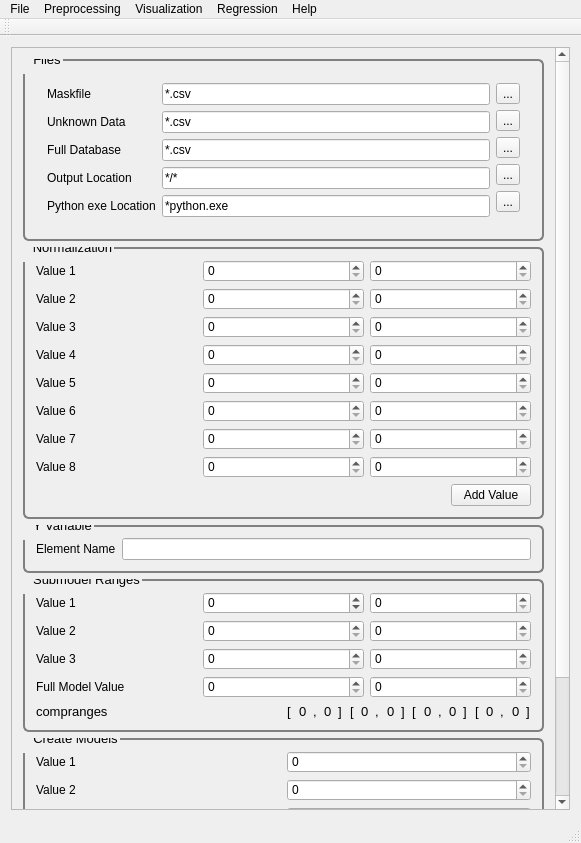
Qt form src/PYSAT_Gui_UI_Forms/02_mainwindow_full.ui (tisaconundrum2/PySAT-GUI) before a commit.
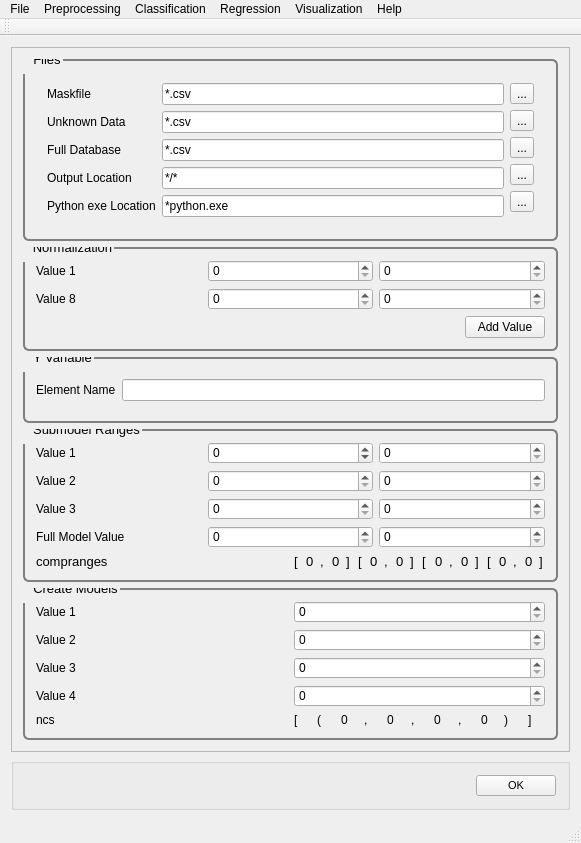
The same form after that commit.

What changed in the file:
```diff
--- a/src/PYSAT_Gui_UI_Forms/02_mainwindow_full.ui
+++ b/src/PYSAT_Gui_UI_Forms/02_mainwindow_full.ui
@@ -25,8 +25,8 @@
         <rect>
          <x>0</x>
          <y>0</y>
-         <width>544</width>
-         <height>923</height>
+         <width>561</width>
+         <height>721</height>
         </rect>
        </property>
        <property name="font">
@@ -248,180 +248,6 @@
                </item>
               </layout>
              </item>
-             <item>
-              <layout class="QVBoxLayout" name="verticalLayout_16">
-               <item>
-                <layout class="QHBoxLayout" name="horizontalLayout_18">
-                 <item>
-                  <widget class="QLabel" name="norm_label_2">
-                   <property name="text">
-                    <string>Value 2</string>
-                   </property>
-                  </widget>
-                 </item>
-                 <item>
-                  <widget class="QSpinBox" name="norm_spinBox_10">
-                   <property name="maximum">
-                    <number>1000</number>
-                   </property>
-                  </widget>
-                 </item>
-                 <item>
-                  <widget class="QSpinBox" name="norm_spinBox_2">
-                   <property name="maximum">
-                    <number>1000</number>
-                   </property>
-                  </widget>
-                 </item>
-                </layout>
-               </item>
-              </layout>
-             </item>
-             <item>
-              <layout class="QVBoxLayout" name="verticalLayout_20">
-               <item>
-                <layout class="QHBoxLayout" name="horizontalLayout_20">
-                 <item>
-                  <widget class="QLabel" name="norm_label_3">
-                   <property name="text">
-                    <string>Value 3</string>
-                   </property>
-                  </widget>
-                 </item>
-                 <item>
-                  <widget class="QSpinBox" name="norm_spinBox_11">
-                   <property name="maximum">
-                    <number>1000</number>
-                   </property>
-                  </widget>
-                 </item>
-                 <item>
-                  <widget class="QSpinBox" name="norm_spinBox_3">
-                   <property name="maximum">
-                    <number>1000</number>
-                   </property>
-                  </widget>
-                 </item>
-                </layout>
-               </item>
-              </layout>
-             </item>
-             <item>
-              <layout class="QVBoxLayout" name="verticalLayout_21">
-               <item>
-                <layout class="QHBoxLayout" name="horizontalLayout_22">
-                 <item>
-                  <widget class="QLabel" name="norm_label_4">
-                   <property name="text">
-                    <string>Value 4</string>
-                   </property>
-                  </widget>
-                 </item>
-                 <item>
-                  <widget class="QSpinBox" name="norm_spinBox_12">
-                   <property name="maximum">
-                    <number>1000</number>
-                   </property>
-                  </widget>
-                 </item>
-                 <item>
-                  <widget class="QSpinBox" name="norm_spinBox_4">
-                   <property name="maximum">
-                    <number>1000</number>
-                   </property>
-                  </widget>
-                 </item>
-                </layout>
-               </item>
-              </layout>
-             </item>
-             <item>
-              <layout class="QVBoxLayout" name="verticalLayout_23">
-               <item>
-                <layout class="QHBoxLayout" name="horizontalLayout_26">
-                 <item>
-                  <widget class="QLabel" name="norm_label_5">
-                   <property name="text">
-                    <string>Value 5</string>
-                   </property>
-                  </widget>
-                 </item>
-                 <item>
-                  <widget class="QSpinBox" name="norm_spinBox_13">
-                   <property name="maximum">
-                    <number>1000</number>
-                   </property>
-                  </widget>
-                 </item>
-                 <item>
-                  <widget class="QSpinBox" name="norm_spinBox_5">
-                   <property name="maximum">
-                    <number>1000</number>
-                   </property>
-                  </widget>
-                 </item>
-                </layout>
-               </item>
-              </layout>
-             </item>
-             <item>
-              <layout class="QVBoxLayout" name="verticalLayout_25">
-               <item>
-                <layout class="QHBoxLayout" name="horizontalLayout_30">
-                 <item>
-                  <widget class="QLabel" name="norm_label_6">
-                   <property name="text">
-                    <string>Value 6</string>
-                   </property>
-                  </widget>
-                 </item>
-                 <item>
-                  <widget class="QSpinBox" name="norm_spinBox_14">
-                   <property name="maximum">
-                    <number>1000</number>
-                   </property>
-                  </widget>
-                 </item>
-                 <item>
-                  <widget class="QSpinBox" name="norm_spinBox_6">
-                   <property name="maximum">
-                    <number>1000</number>
-                   </property>
-                  </widget>
-                 </item>
-                </layout>
-               </item>
-              </layout>
-             </item>
-             <item>
-              <layout class="QVBoxLayout" name="verticalLayout_24">
-               <item>
-                <layout class="QHBoxLayout" name="horizontalLayout_28">
-                 <item>
-                  <widget class="QLabel" name="norm_label_7">
-                   <property name="text">
-                    <string>Value 7</string>
-                   </property>
-                  </widget>
-                 </item>
-                 <item>
-                  <widget class="QSpinBox" name="norm_spinBox_15">
-                   <property name="maximum">
-                    <number>1000</number>
-                   </property>
-                  </widget>
-                 </item>
-                 <item>
-                  <widget class="QSpinBox" name="norm_spinBox_7">
-                   <property name="maximum">
-                    <number>1000</number>
-                   </property>
-                  </widget>
-                 </item>
-                </layout>
-               </item>
-              </layout>
-             </item>
              <item>
               <layout class="QVBoxLayout" name="verticalLayout_22">
                <item>
@@ -449,6 +275,10 @@
                  </item>
                 </layout>
                </item>
+              </layout>
+             </item>
+            </layout>
+           </item>
                <item>
                 <layout class="QHBoxLayout" name="horizontalLayout_25">
                  <item>
@@ -474,10 +304,7 @@
                 </layout>
                </item>
               </layout>
-             </item>
-            </layout>
-           </item>
-          </layout>
+          <zorder></zorder>
           <zorder></zorder>
          </widget>
         </item>
@@ -1072,6 +899,15 @@
           </layout>
          </widget>
         </item>
+       </layout>
+       <zorder>Files</zorder>
+       <zorder>CrossValidation</zorder>
+       <zorder>CreateModels</zorder>
+       <zorder>Normalization</zorder>
+       <zorder>CompRanges</zorder>
+      </widget>
+     </widget>
+    </item>
         <item>
          <widget class="QGroupBox" name="OK">
           <layout class="QHBoxLayout" name="ok">
@@ -1107,17 +943,16 @@
          </widget>
         </item>
        </layout>
-       <zorder>Files</zorder>
-       <zorder>OK</zorder>
-       <zorder>CrossValidation</zorder>
-       <zorder>CreateModels</zorder>
-       <zorder>Normalization</zorder>
-       <zorder>CompRanges</zorder>
-      </widget>
-     </widget>
-    </item>
-   </layout>
-  </widget>
+  </widget>
+  <widget class="QToolBar" name="mainToolBar">
+   <attribute name="toolBarArea">
+    <enum>TopToolBarArea</enum>
+   </attribute>
+   <attribute name="toolBarBreak">
+    <bool>false</bool>
+   </attribute>
+  </widget>
+  <widget class="QStatusBar" name="statusBar"/>
   <widget class="QMenuBar" name="menuBar">
    <property name="geometry">
     <rect>
@@ -1175,38 +1010,18 @@
     <addaction name="actionApply_Mask"/>
     <addaction name="actionInterpolate"/>
     <addaction name="actionInstrument_Response"/>
-    <addaction name="menuCalibration_Transfer"/>
     <addaction name="menuBaseline_Removal"/>
-   </widget>
-   <widget class="QMenu" name="menuVisualization">
-    <property name="title">
-     <string>Visualization</string>
-    </property>
-    <widget class="QMenu" name="menuClustering">
-     <property name="title">
-      <string>Clustering</string>
-     </property>
-     <addaction name="actionK_Means"/>
-     <addaction name="actionHierarchical"/>
-     <addaction name="actionOthers"/>
-     <addaction name="actionOthers_2"/>
-    </widget>
-    <addaction name="actionPCA"/>
-    <addaction name="actionICA"/>
-    <addaction name="menuClustering"/>
+    <addaction name="menuCalibration_Transfer"/>
+    <addaction name="actionICA_2"/>
+    <addaction name="actionPCA_2"/>
    </widget>
    <widget class="QMenu" name="menuRegression">
     <property name="title">
      <string>Regression</string>
     </property>
-    <addaction name="actionPLS"/>
-    <addaction name="actionSM_PLS"/>
-    <addaction name="actionICA_Regression"/>
-    <addaction name="actionGaussian_Process"/>
-    <addaction name="actionMLP"/>
-    <addaction name="actionSVM"/>
-    <addaction name="actionOthers_4"/>
-    <addaction name="actionOthers_5"/>
+    <addaction name="actionCross_Validation"/>
+    <addaction name="actionTrain"/>
+    <addaction name="actionPredict"/>
    </widget>
    <widget class="QMenu" name="menuHelp">
     <property name="title">
@@ -1218,21 +1033,42 @@
     <addaction name="actionAbout"/>
     <addaction name="actionAbout_QtCreator"/>
    </widget>
+   <widget class="QMenu" name="menuClassification">
+    <property name="title">
+     <string>Classification</string>
+    </property>
+    <widget class="QMenu" name="menuSupervised">
+     <property name="title">
+      <string>Supervised</string>
+     </property>
+     <addaction name="actionPLS_DA"/>
+     <addaction name="actionSIMCA"/>
+    </widget>
+    <widget class="QMenu" name="menuClustering">
+     <property name="title">
+      <string>Clustering</string>
+     </property>
+     <addaction name="actionK_means"/>
+     <addaction name="actionHierarchical_2"/>
+    </widget>
+    <addaction name="menuSupervised"/>
+    <addaction name="menuClustering"/>
+   </widget>
+   <widget class="QMenu" name="menuVisualization">
+    <property name="title">
+     <string>Visualization</string>
+    </property>
+    <addaction name="actionLine_Plot"/>
+    <addaction name="action1_to_1_Plot"/>
+    <addaction name="actionScatter_Plot"/>
+   </widget>
    <addaction name="menuFile"/>
    <addaction name="menuPreprocessing"/>
-   <addaction name="menuVisualization"/>
+   <addaction name="menuClassification"/>
    <addaction name="menuRegression"/>
+   <addaction name="menuVisualization"/>
    <addaction name="menuHelp"/>
   </widget>
-  <widget class="QToolBar" name="mainToolBar">
-   <attribute name="toolBarArea">
-    <enum>TopToolBarArea</enum>
-   </attribute>
-   <attribute name="toolBarBreak">
-    <bool>false</bool>
-   </attribute>
-  </widget>
-  <widget class="QStatusBar" name="statusBar"/>
   <action name="actionLoad_Refence_Data">
    <property name="text">
     <string>Load Refence Data</string>
@@ -1440,7 +1276,7 @@
   </action>
   <action name="actionAbout_QtCreator">
    <property name="text">
-    <string>About QtCreator...</string>
+    <string>About Qt...</string>
    </property>
   </action>
   <action name="actionExit">
@@ -1453,6 +1289,66 @@
     <string>Normalization</string>
    </property>
   </action>
+  <action name="actionICA_2">
+   <property name="text">
+    <string>ICA</string>
+   </property>
+  </action>
+  <action name="actionPCA_2">
+   <property name="text">
+    <string>PCA</string>
+   </property>
+  </action>
+  <action name="actionPLS_DA">
+   <property name="text">
+    <string>PLS-DA</string>
+   </property>
+  </action>
+  <action name="actionSIMCA">
+   <property name="text">
+    <string>SIMCA</string>
+   </property>
+  </action>
+  <action name="actionK_means">
+   <property name="text">
+    <string>K-means</string>
+   </property>
+  </action>
+  <action name="actionHierarchical_2">
+   <property name="text">
+    <string>Hierarchical</string>
+   </property>
+  </action>
+  <action name="actionCross_Validation">
+   <property name="text">
+    <string>Cross Validation</string>
+   </property>
+  </action>
+  <action name="actionTrain">
+   <property name="text">
+    <string>Train</string>
+   </property>
+  </action>
+  <action name="actionPredict">
+   <property name="text">
+    <string>Predict</string>
+   </property>
+  </action>
+  <action name="actionLine_Plot">
+   <property name="text">
+    <string>Line Plot</string>
+   </property>
+  </action>
+  <action name="action1_to_1_Plot">
+   <property name="text">
+    <string>1 to 1 Plot</string>
+   </property>
+  </action>
+  <action name="actionScatter_Plot">
+   <property name="text">
+    <string>Scatter Plot</string>
+   </property>
+  </action>
  </widget>
  <layoutdefault spacing="6" margin="11"/>
  <resources/>
```
Lines whose indentation alone changed are shown as unchanged.
